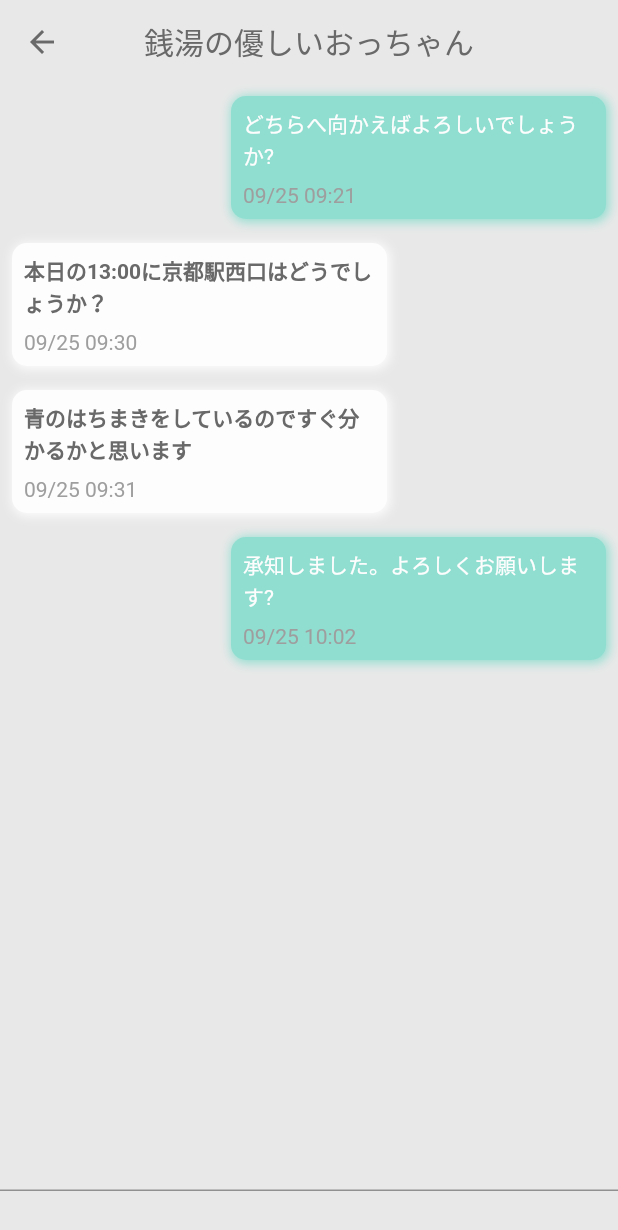
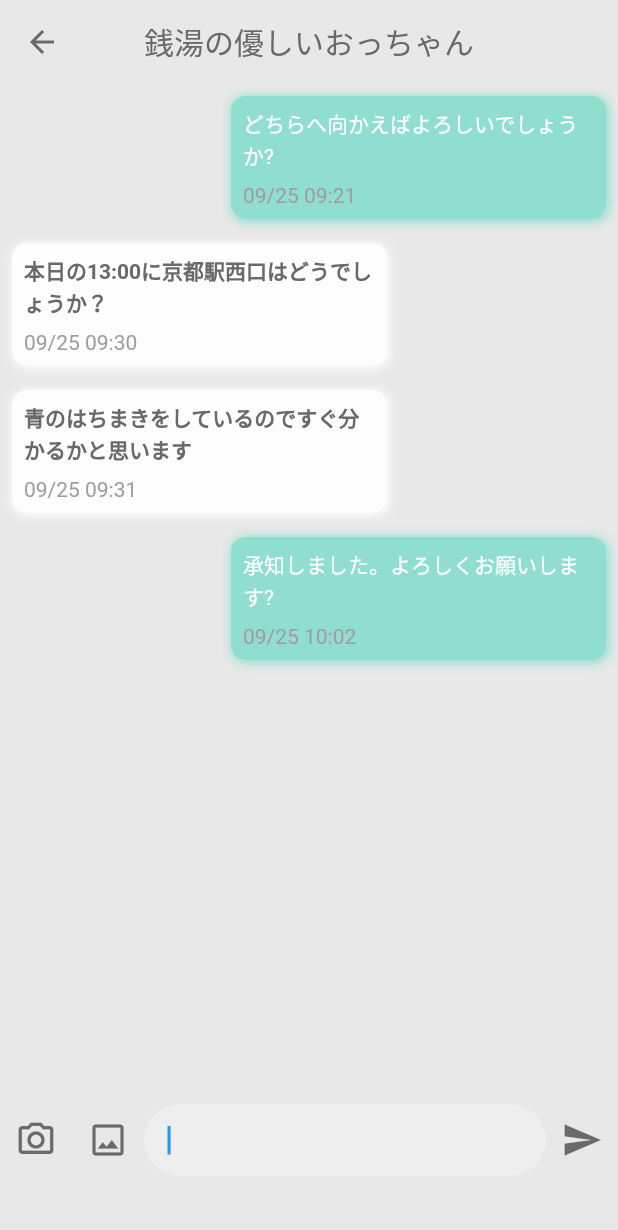
Before and after one commit to nozomi-koborinai/spajam2022-kyoto, a Flutter app: the ChatPage screen opened directly, on a phone screen of 412 x 824 dp. Shown: the top 1230 px of the screen. Run offline on Flutter 3.47's test engine with Material 2 defaults, Android fonts, the phone set to English and light mode, and no system bars; our stand-ins replace audioplayers, card_swiper, firebase_core; accounts and stored records are empty.

Commit message:
チャット風のテキストフィールド(見た目だけ）作成

```diff
--- a/lib/components.dart
+++ b/lib/components.dart
@@ -125,18 +125,66 @@ class CommonAppBar extends StatelessWidget {
   }
 }
 
-/// チャット送信用のテキストボックス
-class MultipleLineTextField extends StatelessWidget {
+class TextInputField extends StatefulWidget {
+  const TextInputField({super.key});
+
+  @override
+  State<TextInputField> createState() => _TextInputFieldState();
+}
+
+class _TextInputFieldState extends State<TextInputField> {
   @override
   Widget build(BuildContext context) {
-    return ConstrainedBox(
-      constraints: BoxConstraints(maxHeight: 180),
-      child: Scrollbar(
-        child: TextField(
-          maxLines: 10,
-          minLines: 1,
-          controller: States.instance.textController,
-        ),
+    return Container(
+      height: 68,
+      child: Row(
+        children: [
+          IconButton(
+            onPressed: () {},
+            icon: Icon(Icons.camera_alt_outlined),
+            iconSize: 28,
+            color: Colors.black54,
+          ),
+          IconButton(
+            onPressed: () {},
+            icon: const Icon(Icons.photo_outlined),
+            iconSize: 28,
+            color: Colors.black54,
+          ),
+          Expanded(
+            child: Container(
+              padding: const EdgeInsets.symmetric(
+                horizontal: 16.0,
+              ),
+              decoration: BoxDecoration(
+                color: Colors.grey.shade200,
+                borderRadius: BorderRadius.circular(40),
+              ),
+              child: TextField(
+                controller: States.instance.textController,
+                autofocus: true,
+                decoration: const InputDecoration(
+                  border: InputBorder.none,
+                ),
+              ),
+            ),
+          ),
+          IconButton(
+            onPressed: () {
+              setState(() {
+                /// 表示用のチャットリストにチャットメッセージを追加
+                States.instance.chatMessageList.add(ChatMessageBox(
+                    isMyMessage: true,
+                    message: States.instance.textController.text,
+                    sendDateTime: DateTime.now().toString()));
+                States.instance.textController.text = '';
+              });
+            },
+            icon: Icon(Icons.send),
+            iconSize: 28,
+            color: Colors.black54,
+          ),
+        ],
       ),
     );
   }
--- a/lib/main.dart
+++ b/lib/main.dart
@@ -82,7 +82,11 @@ class _MyHomePageState extends State<MyHomePage> {
           layout: SwiperLayout.CUSTOM,
           customLayoutOption: CustomLayoutOption(startIndex: -1, stateCount: 3)
             ..addRotate([-45.0 / 180, 0.0, 45.0 / 180])
-            ..addTranslate(const [Offset(-370.0, -40.0), Offset(0.0, 0.0), Offset(370.0, -40.0)]),
+            ..addTranslate(const [
+              Offset(-370.0, -40.0),
+              Offset(0.0, 0.0),
+              Offset(370.0, -40.0)
+            ]),
           itemWidth: 380.0,
           itemHeight: 700.0,
           itemBuilder: (context, index) {
--- a/lib/views/chat_page.dart
+++ b/lib/views/chat_page.dart
@@ -41,7 +41,7 @@ class _ChatPageState extends State<ChatPage> {
               ),
               Padding(
                 padding: const EdgeInsets.only(bottom: 30),
-                child: MultipleLineTextField(),
+                child: TextInputField(),
               ),
             ],
           ),
```
